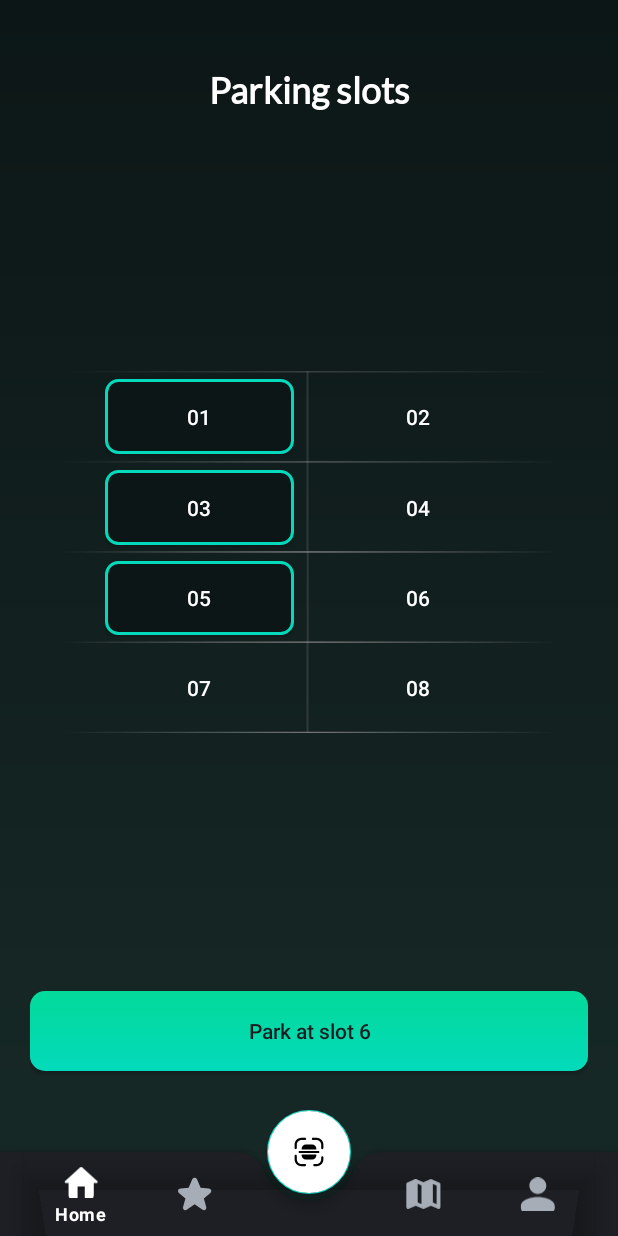
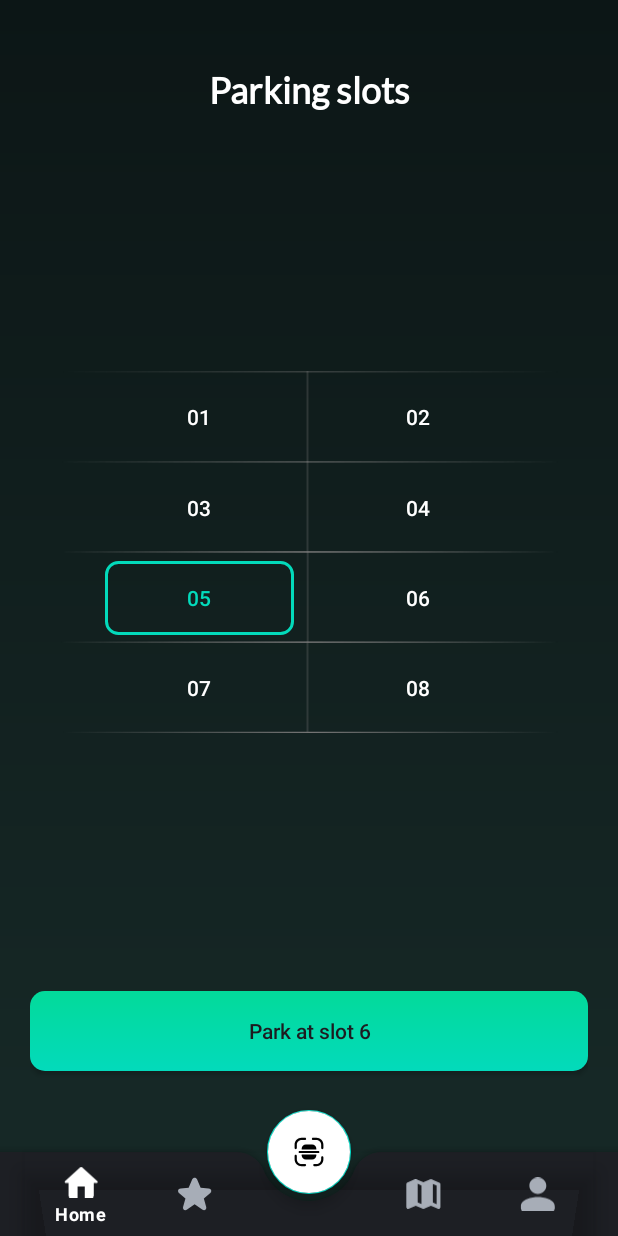
Before and after one commit to zsoltzsolt/SmartPark, an Android app: the HomeFragment screen opened directly, with no data from a screen before it, after a tap on "05", on a phone screen of 412 x 824 dp. Run offline under Robolectric (Android 15) with nearby library versions, the phone set to English and light mode, and no system bars; network calls fail; 2 other taps on this screen came first.

Commit message:
Only one spot can be selected at a time

```diff
--- a/app/src/main/java/com/example/smartpark/ui/main/fragments/HomeFragment.kt
+++ b/app/src/main/java/com/example/smartpark/ui/main/fragments/HomeFragment.kt
@@ -1,17 +1,21 @@
+import android.content.Context
 import android.os.Bundle
+import android.util.Log
 import androidx.fragment.app.Fragment
 import android.view.LayoutInflater
 import android.view.View
 import android.view.ViewGroup
 import android.widget.Button
+import androidx.core.content.ContextCompat
 import com.example.smartpark.R
 import com.example.smartpark.databinding.FragmentHomeBinding
+import com.example.smartpark.ui.main.MainActivity
 
 class HomeFragment : Fragment() {
 
     private var _binding: FragmentHomeBinding? = null
     private val binding get() = _binding!!
-    private val selectedButtons = mutableSetOf<Int>()
+    private var selectedButton: Int = -1
 
     override fun onCreateView(
         inflater: LayoutInflater, container: ViewGroup?,
@@ -37,15 +41,14 @@ class HomeFragment : Fragment() {
 
         for (button in buttons) {
             button.setOnClickListener {
-                val buttonId = it.id
-                if (selectedButtons.contains(buttonId)) {
-                    selectedButtons.remove(buttonId)
-                    it.setBackgroundResource(android.R.color.transparent)
-                } else {
-                    selectedButtons.add(buttonId)
-                    //it.setBackgroundColor(R.drawable.spots_button_background)
-                    it.setBackgroundResource(R.drawable.spots_button_background)
+                Log.d("Button", selectedButton.toString())
+                if(selectedButton > -1){
+                    buttons[selectedButton].setBackgroundResource(android.R.color.transparent)
+                    (buttons[selectedButton] as Button).setTextColor(resources.getColor(R.color.white))
                 }
+                selectedButton = buttons.indexOf(button)
+                it.setBackgroundResource(R.drawable.spots_button_background)
+                (it as Button).setTextColor(resources.getColor(R.color.robin_egg_blue))
             }
         }
     }
--- a/app/src/main/res/drawable/spots_button_background.xml
+++ b/app/src/main/res/drawable/spots_button_background.xml
@@ -2,7 +2,7 @@
 <selector xmlns:android="http://schemas.android.com/apk/res/android">
     <item>
         <shape android:shape="rectangle">
-            <solid android:color="#0C1616" />
+            <solid android:color="@android:color/transparent" />
             <stroke
                 android:width="2dp"
                 android:color="#03DABB" />
--- a/app/src/main/res/values/colors.xml
+++ b/app/src/main/res/values/colors.xml
@@ -2,4 +2,5 @@
 <resources>
     <color name="black">#FF000000</color>
     <color name="white">#FFFFFFFF</color>
+    <color name="robin_egg_blue">#03DABB</color>
 </resources>
```
